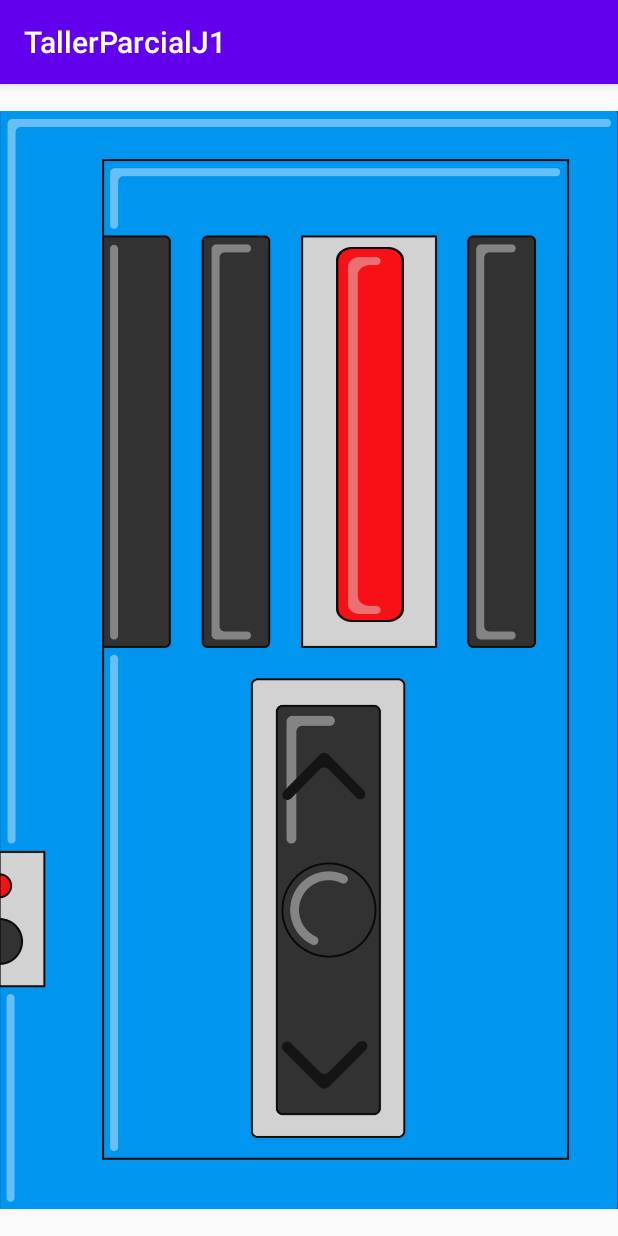
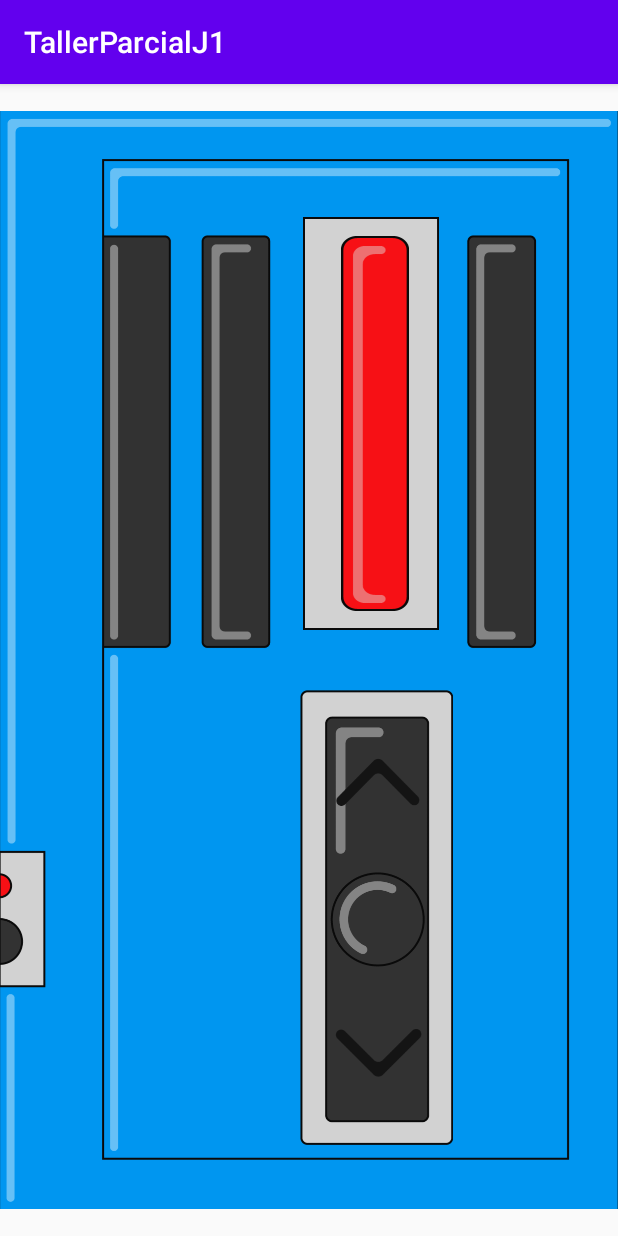
Before and after one commit to NatalyAM11/TallerParcialJ1, an Android app: the Control screen opened directly, with no data from a screen before it, on a phone screen of 412 x 824 dp. Run offline under Robolectric (Android 15) with nearby library versions, the phone set to English and light mode, and no system bars.

Commit message:
controlador actualizado

```diff
--- a/app/src/main/res/layout/activity_control.xml
+++ b/app/src/main/res/layout/activity_control.xml
@@ -11,43 +11,67 @@
         android:layout_width="wrap_content"
         android:layout_height="wrap_content"
         app:layout_constraintEnd_toEndOf="parent"
+        app:layout_constraintHorizontal_bias="0.0"
         app:layout_constraintStart_toStartOf="parent"
         app:layout_constraintTop_toTopOf="parent"
         app:srcCompat="@drawable/mesa_de_trabajo_1" />
+
+    <ImageView
+        android:id="@+id/imageView8"
+        android:layout_width="96dp"
+        android:layout_height="275dp"
+        android:scaleType="fitStart"
+        app:layout_constraintBottom_toBottomOf="parent"
+        app:layout_constraintEnd_toEndOf="parent"
+        app:layout_constraintHorizontal_bias="0.64"
+        app:layout_constraintStart_toStartOf="parent"
+        app:layout_constraintTop_toTopOf="@+id/imageView2"
+        app:layout_constraintVertical_bias="0.18"
+        app:srcCompat="@drawable/barradisparo" />
 
     <Button
         android:id="@+id/shot"
         android:layout_width="45dp"
         android:layout_height="250dp"
         android:background="@drawable/disparo"
-        app:layout_constraintBottom_toBottomOf="parent"
+        app:layout_constraintBottom_toBottomOf="@+id/imageView8"
+        app:layout_constraintEnd_toEndOf="@+id/imageView8"
+        app:layout_constraintStart_toStartOf="@+id/imageView8"
+        app:layout_constraintTop_toTopOf="@+id/imageView8" />
+
+    <ImageView
+        android:id="@+id/imageView7"
+        android:layout_width="104dp"
+        android:layout_height="303dp"
+        android:scaleType="fitStart"
+        app:layout_constraintBottom_toBottomOf="@+id/imageView2"
         app:layout_constraintEnd_toEndOf="parent"
-        app:layout_constraintHorizontal_bias="0.61"
+        app:layout_constraintHorizontal_bias="0.65"
         app:layout_constraintStart_toStartOf="parent"
         app:layout_constraintTop_toTopOf="parent"
-        app:layout_constraintVertical_bias="0.20999998" />
+        app:layout_constraintVertical_bias="0.87"
+        app:srcCompat="@drawable/barraboton" />
 
     <Button
         android:id="@+id/rightButton"
         android:layout_width="66dp"
         android:layout_height="100dp"
         android:background="@drawable/derecha"
-        app:layout_constraintBottom_toBottomOf="parent"
-        app:layout_constraintEnd_toEndOf="@+id/imageView2"
-        app:layout_constraintHorizontal_bias="0.53"
-        app:layout_constraintStart_toStartOf="parent"
-        app:layout_constraintTop_toTopOf="@+id/imageView2"
-        app:layout_constraintVertical_bias="0.63" />
+        app:layout_constraintBottom_toBottomOf="@+id/imageView7"
+        app:layout_constraintEnd_toEndOf="@+id/imageView7"
+        app:layout_constraintStart_toStartOf="@+id/imageView7"
+        app:layout_constraintTop_toTopOf="@+id/imageView7"
+        app:layout_constraintVertical_bias="0.100000024" />
 
     <Button
         android:id="@+id/leftButton"
         android:layout_width="68dp"
         android:layout_height="101dp"
         android:background="@drawable/izquierda"
-        app:layout_constraintBottom_toBottomOf="parent"
-        app:layout_constraintEnd_toEndOf="parent"
-        app:layout_constraintHorizontal_bias="0.53"
-        app:layout_constraintStart_toStartOf="parent"
-        app:layout_constraintTop_toBottomOf="@+id/rightButton" />
+        app:layout_constraintBottom_toBottomOf="@+id/imageView7"
+        app:layout_constraintEnd_toEndOf="@+id/imageView7"
+        app:layout_constraintStart_toStartOf="@+id/imageView7"
+        app:layout_constraintTop_toTopOf="@+id/imageView7"
+        app:layout_constraintVertical_bias="0.9" />
 
 </androidx.constraintlayout.widget.ConstraintLayout>
```
Also changed, not shown: app/src/main/res/drawable-v24/mesa_de_trabajo_1.png (added), app/src/main/res/drawable/barraboton.png (added), app/src/main/res/drawable/barradisparo.png (added), app/src/main/res/drawable/mesa_de_trabajo_1.png (deleted).
